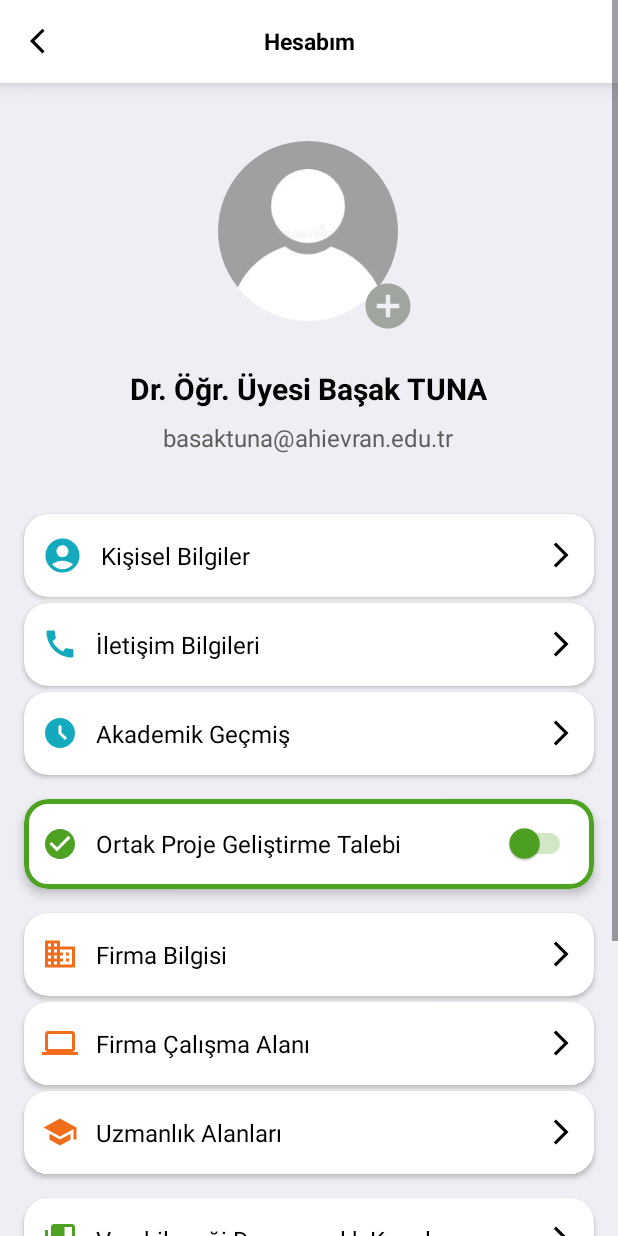
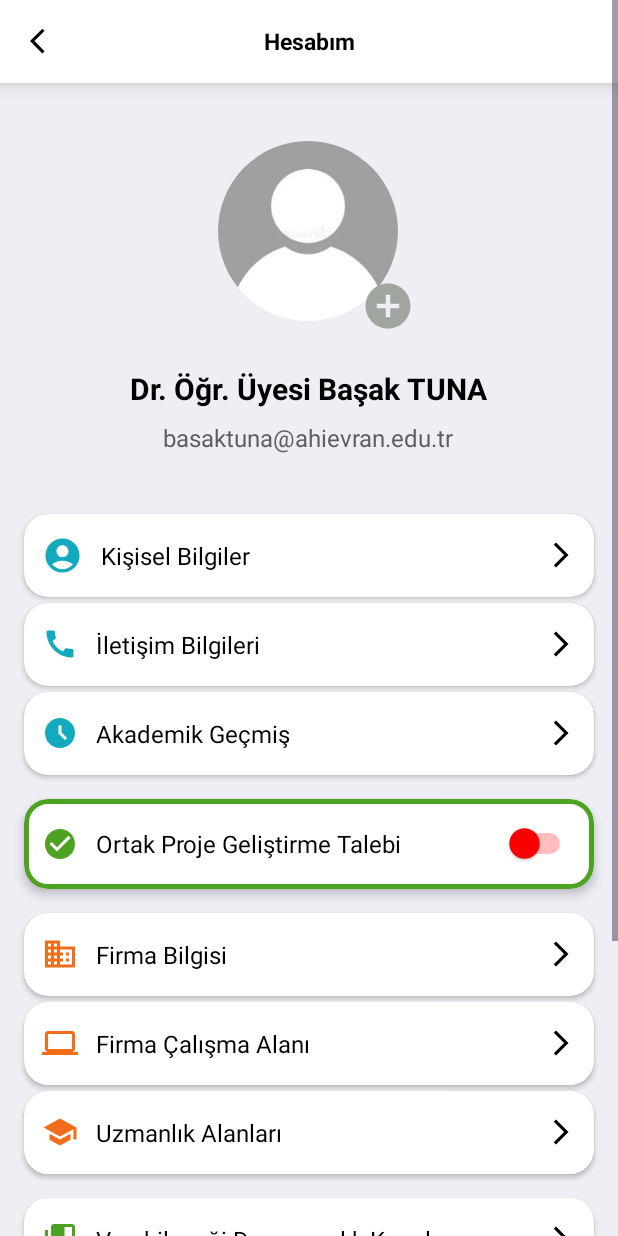
Before and after one commit to edadrsn/USIApp, an Android app: the AcademicianActivity screen opened directly, with no data from a screen before it, on a phone screen of 412 x 824 dp. Run offline under Robolectric (Android 15) with nearby library versions, the phone set to English and light mode, and no system bars.

Commit message:
switch controls added

```diff
--- a/android/app/src/main/java/com/example/usiapp/view/AcademicianActivity.kt
+++ b/android/app/src/main/java/com/example/usiapp/view/AcademicianActivity.kt
@@ -1,36 +1,60 @@
 package com.example.usiapp.view
 
 import android.content.Intent
+import android.content.res.ColorStateList
 import android.os.Bundle
 import android.view.View
+import android.widget.Switch
 import androidx.activity.enableEdgeToEdge
 import androidx.appcompat.app.AppCompatActivity
+import android.graphics.Color
 import com.example.usiapp.databinding.ActivityAcademicianBinding
 
 class AcademicianActivity : AppCompatActivity() {
 
-    private lateinit var binding:ActivityAcademicianBinding
+    private lateinit var binding: ActivityAcademicianBinding
 
     override fun onCreate(savedInstanceState: Bundle?) {
         super.onCreate(savedInstanceState)
         enableEdgeToEdge()
-        binding= ActivityAcademicianBinding.inflate(layoutInflater)
+        binding = ActivityAcademicianBinding.inflate(layoutInflater)
         setContentView(binding.root)
+
+
+        val switchProject = binding.switchProject
+        var isProjectSelected = switchProject.isChecked
+
+        fun setSwitchColor(isChecked: Boolean) {
+            val color = if (isChecked) "#4EA222" else "#FF0000" // Yeşil veya Kırmızı
+            val colorStateList = ColorStateList.valueOf(Color.parseColor(color))
+            switchProject.thumbTintList = colorStateList
+            switchProject.trackTintList = colorStateList
+        }
+
+        setSwitchColor(isProjectSelected)
+
+        switchProject.setOnCheckedChangeListener { _, isChecked ->
+            isProjectSelected = isChecked
+            setSwitchColor(isChecked)
+        }
+
+
+
     }
 
-    fun personalInfo(view: View){
-        val intent= Intent(this,PersonalInfoActivity::class.java)
+    fun personalInfo(view: View) {
+        val intent = Intent(this, PersonalInfoActivity::class.java)
         startActivity(intent)
 
     }
 
-    fun contactInfo(view:View){
-        val intent= Intent(this,ContactInfoActivity::class.java)
+    fun contactInfo(view: View) {
+        val intent = Intent(this, ContactInfoActivity::class.java)
         startActivity(intent)
     }
 
-    fun goToBack(view: View){
-        val intent= Intent(this,AcademicianLoginActivity::class.java)
+    fun goToBack(view: View) {
+        val intent = Intent(this, AcademicianLoginActivity::class.java)
         startActivity(intent)
     }
 }
```
